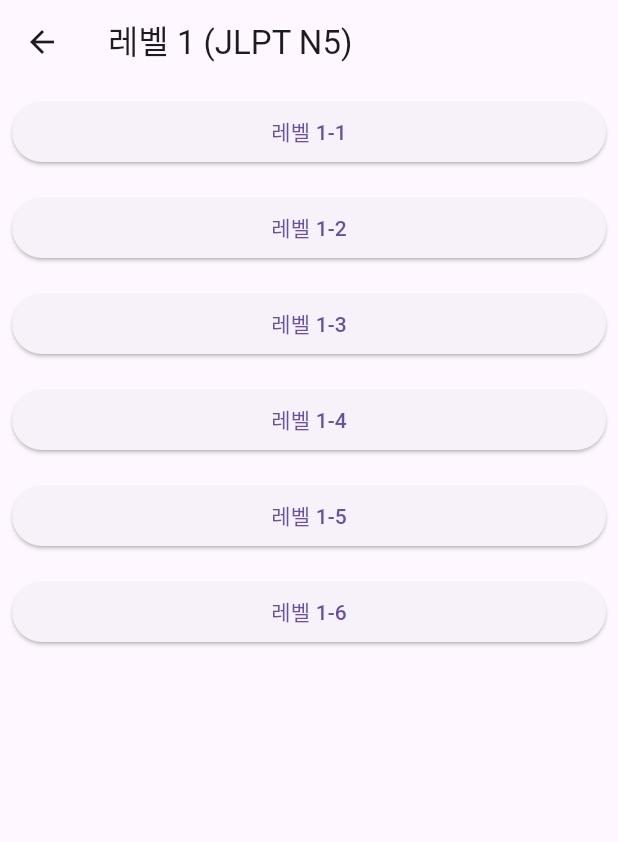
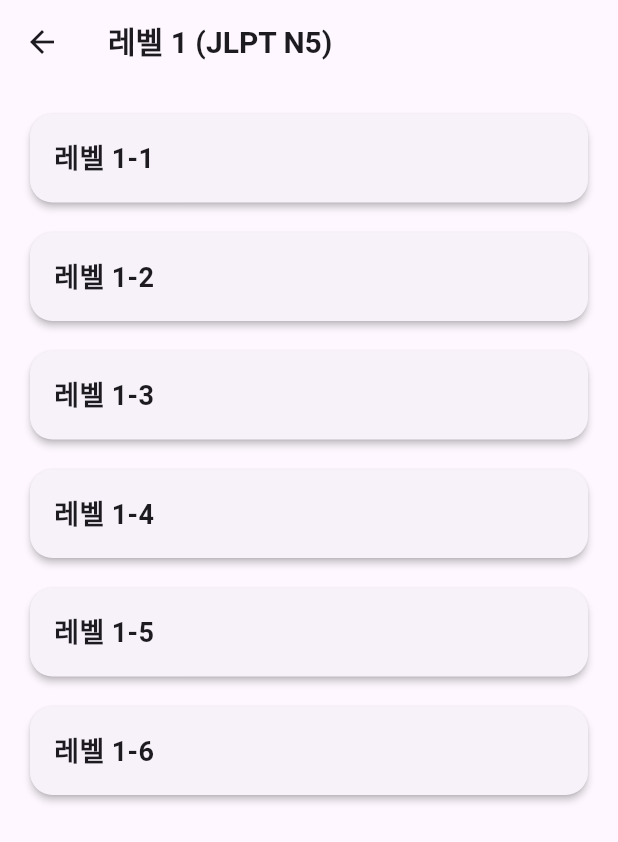
Before and after one commit to yoosukkim-create/Japanese, a Flutter app: the screen it shows after launch, after a tap on "레벨 1 (JLPT N5)", on a phone screen of 412 x 824 dp. Shown: the top 842 px of the screen. Run offline on Flutter 3.47's test engine with Material 3 defaults, Android fonts, the phone set to English and light mode, and no system bars; our stand-ins replace shared_preferences.

Commit message:
refact: improve UI

```diff
--- a/lib/main.dart
+++ b/lib/main.dart
@@ -33,7 +33,7 @@ class MyApp extends StatelessWidget {
     return Consumer<ThemeProvider>(
       builder: (context, themeProvider, child) {
         return MaterialApp(
-          title: '일본어 학습',
+          title: '메모리 メモリ',
           theme: themeProvider.themeData,
           home: const HomeScreen(),
           debugShowCheckedModeBanner: false,
@@ -112,7 +112,17 @@ class _HomeScreenState extends State<HomeScreen> {
 
     return Scaffold(
       appBar: AppBar(
-        title: const Text('일본어 학습'),
+        title: Align(
+          alignment: Alignment.centerLeft,
+          child: Text(
+            '메모리 メモリ',
+            style: TextStyle(
+              fontWeight: FontWeight.w800,
+              fontSize: 24,
+              letterSpacing: 1.2,
+            ),
+          ),
+        ),
         actions: [
           IconButton(
             icon: const Icon(Icons.settings),
--- a/lib/views/screens/sublevel_screen.dart
+++ b/lib/views/screens/sublevel_screen.dart
@@ -11,19 +11,35 @@ class SubLevelScreen extends StatelessWidget {
   @override
   Widget build(BuildContext context) {
     return Scaffold(
-      appBar: AppBar(title: Text(level.title)),
+      appBar: AppBar(
+        title: Text(
+          level.title,
+          style: const TextStyle(
+            fontWeight: FontWeight.w600,
+            fontSize: 20,
+          ),
+        ),
+      ),
       body: ListView.builder(
+        padding: const EdgeInsets.all(16.0),
         itemCount: level.subLevels.length,
         itemBuilder: (context, index) {
           String key = level.subLevels.keys.elementAt(index);
           return Padding(
-            padding: const EdgeInsets.all(8.0),
-            child: ElevatedButton(
-              onPressed: () {
+            padding: const EdgeInsets.only(bottom: 12.0),
+            child: Card(
+              elevation: 2,
+              shape: RoundedRectangleBorder(
+                borderRadius: BorderRadius.circular(15.0),
+              ),
+              child: InkWell(
+                borderRadius: BorderRadius.circular(15.0),
+                onTap: () {
                   Navigator.push(
                     context,
                     MaterialPageRoute(
                       builder: (context) => WordListScreen(
+                        title: key,
                         words: level.subLevels[key]!.words.map((word) => {
                           'id': word.id,
                           '단어': word.word,
@@ -34,7 +50,17 @@ class SubLevelScreen extends StatelessWidget {
                     ),
                   );
                 },
-              child: Text(key),
+                child: Padding(
+                  padding: const EdgeInsets.all(16.0),
+                  child: Text(
+                    key,
+                    style: const TextStyle(
+                      fontSize: 18,
+                      fontWeight: FontWeight.bold,
+                    ),
+                  ),
+                ),
+              ),
             ),
           );
         },
```
Also changed, not shown: lib/views/screens/word_list_screen.dart (+73 -16 lines), 2 other files. Lines whose indentation alone changed are shown as unchanged.
